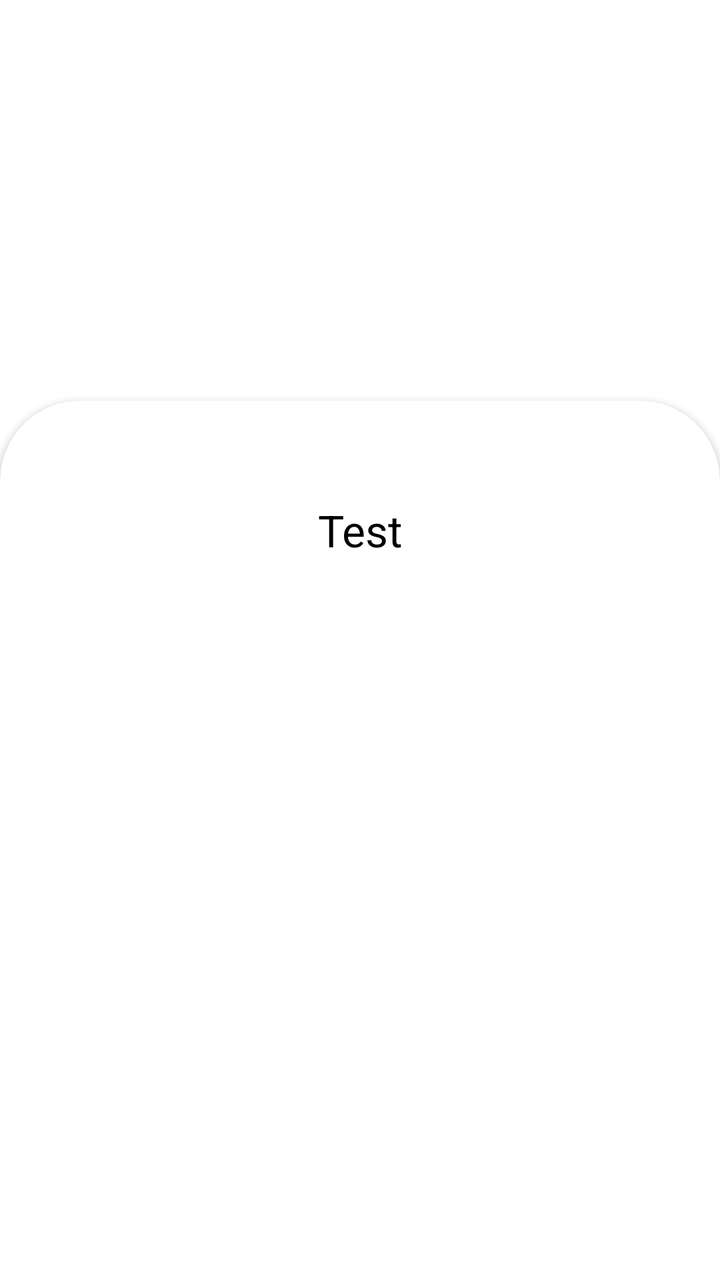
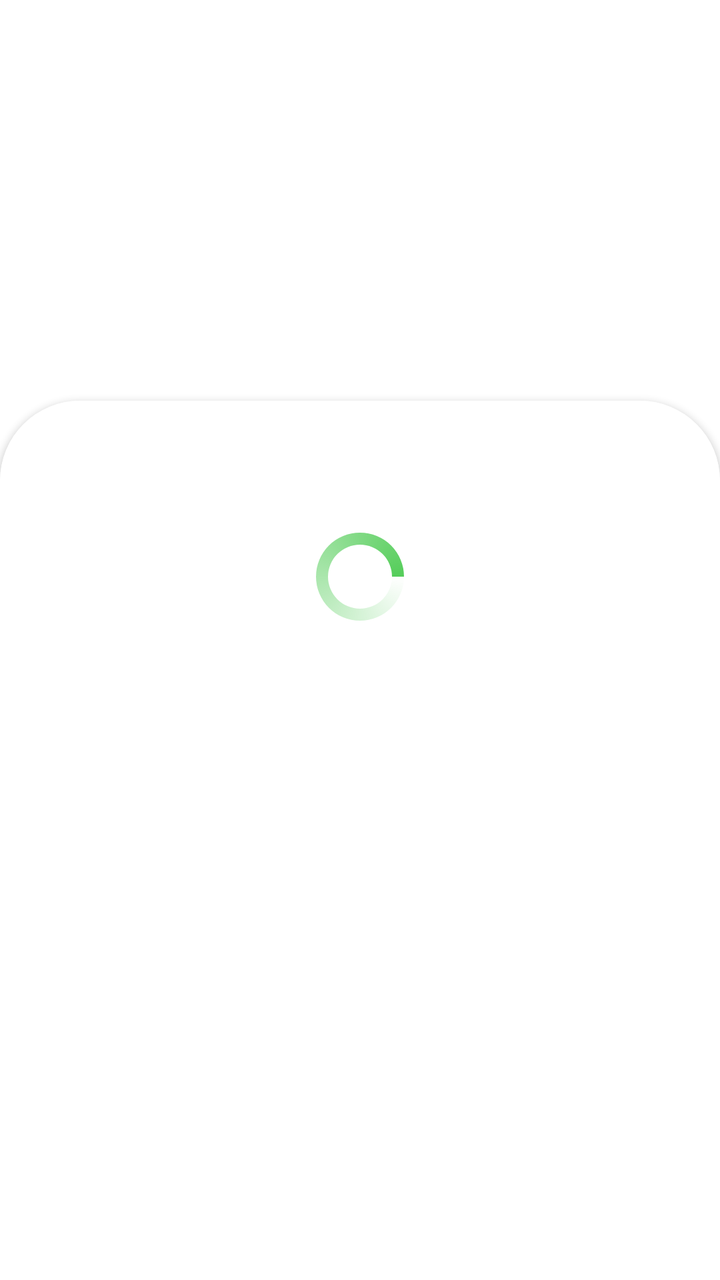

An Android layout rendered at two revisions. The XML below is the earlier revision; the diff shows what the commit changed to produce the second picture.
<!-- AndroidManifest.xml: application theme Theme.Floro -->
<!-- res/layout/activity_identification.xml -->
<?xml version="1.0" encoding="utf-8"?>
<androidx.constraintlayout.widget.ConstraintLayout xmlns:android="http://schemas.android.com/apk/res/android"
    xmlns:app="http://schemas.android.com/apk/res-auto"
    xmlns:tools="http://schemas.android.com/tools"
    android:layout_width="match_parent"
    android:layout_height="match_parent"
    tools:context=".IdentificationActivity">

    <LinearLayout
        android:layout_width="match_parent"
        android:layout_height="match_parent"
        android:orientation="vertical"
        android:clipChildren="false"
        android:weightSum="8"
        >

        <ImageView
            android:id="@+id/imageView"
            android:layout_width="match_parent"
            android:layout_height="0dp"
            android:layout_weight="3"
            android:layout_marginBottom="-40dp"
            android:scaleType="centerCrop" />

        <androidx.cardview.widget.CardView
            android:layout_width="match_parent"
            android:layout_height="0dp"
            android:layout_weight="6"
            app:cardCornerRadius="40dp">

            <ScrollView
                android:layout_width="match_parent"
                android:layout_height="match_parent">
                <LinearLayout
                    android:paddingVertical="50dp"
                    android:paddingHorizontal="20dp"
                    android:layout_width="match_parent"
                    android:layout_height="wrap_content"
                    android:gravity="center_horizontal"
                    android:orientation="vertical">
                    <TextView
                        android:id="@+id/plantname_title"
                        android:layout_width="match_parent"
                        android:layout_height="match_parent"
                        android:textAlignment="center"
                        android:text="Test"
                        android:textSize="22sp"
                        android:textColor="@color/black"
                        />


                </LinearLayout>

            </ScrollView>


        </androidx.cardview.widget.CardView>

    </LinearLayout>

</androidx.constraintlayout.widget.ConstraintLayout>
<!-- resources referenced by this layout -->
<resources>
  <color name="black">#FF000000</color>
  <style name="Theme.Floro" parent="Theme.MaterialComponents.DayNight.NoActionBar">
          
          <item name="colorPrimary">@color/floro_bright_green</item>
          <item name="colorPrimaryVariant">@color/floro_dark_green</item>
          <item name="colorOnPrimary">@color/white</item>
          
          <item name="colorSecondary">@color/teal_200</item>
          <item name="colorSecondaryVariant">@color/teal_700</item>
          <item name="colorOnSecondary">@color/black</item>
          
          <item name="android:statusBarColor" tools:targetApi="l">@android:color/black</item>
          
      </style>
  <color name="floro_bright_green">#55cd5a</color>
  <color name="floro_dark_green">#41a345</color>
  <color name="white">#FFFFFFFF</color>
  <color name="teal_200">#FF03DAC5</color>
  <color name="teal_700">#FF018786</color>
</resources>

<!-- the commit's change to res/layout/activity_identification.xml (unified diff, before → after) -->
@@ -31,27 +31,62 @@
             <ScrollView
                 android:layout_width="match_parent"
                 android:layout_height="match_parent">
+
                 <LinearLayout
-                    android:paddingVertical="50dp"
-                    android:paddingHorizontal="20dp"
                     android:layout_width="match_parent"
                     android:layout_height="wrap_content"
                     android:gravity="center_horizontal"
-                    android:orientation="vertical">
+                    android:orientation="vertical"
+                    android:paddingHorizontal="20dp"
+                    android:paddingVertical="50dp">
+
                     <TextView
                         android:id="@+id/plantname_title"
                         android:layout_width="match_parent"
                         android:layout_height="match_parent"
+                        android:text="Test"
                         android:textAlignment="center"
-                        android:text="Test"
-                        android:textSize="22sp"
                         android:textColor="@color/black"
-                        />
+                        android:textSize="22sp" />
+
+                    <TextView
+                        android:id="@+id/rarityTextView"
+                        android:layout_width="match_parent"
+                        android:layout_height="wrap_content"
+                        android:text="common"
+                        android:textAlignment="center" />
+
+                    <TextView
+                        android:id="@+id/probabilityTextView"
+                        android:layout_width="match_parent"
+                        android:layout_height="wrap_content"
+                        android:text="probability"
+                        android:textAlignment="center" />
 
 
                 </LinearLayout>
 
             </ScrollView>
+
+            <androidx.constraintlayout.widget.ConstraintLayout
+                android:id="@+id/progress_overlay"
+                android:layout_width="match_parent"
+                android:layout_height="match_parent"
+                android:background="@color/white">
+
+                <ProgressBar
+                    android:id="@+id/progressBar"
+                    style="?android:attr/progressBarStyle"
+                    android:layout_width="wrap_content"
+                    android:layout_height="wrap_content"
+                    android:layout_marginTop="64dp"
+                    android:indeterminate="true"
+                    android:indeterminateDrawable="@drawable/progress_bg"
+                    android:progressDrawable="@drawable/progress_bg"
+                    app:layout_constraintEnd_toEndOf="parent"
+                    app:layout_constraintStart_toStartOf="parent"
+                    app:layout_constraintTop_toTopOf="parent" />
+            </androidx.constraintlayout.widget.ConstraintLayout>
 
 
         </androidx.cardview.widget.CardView>
<!-- resource entries referenced after the edit -->
@@ -17,6 +17,37 @@
   <color name="floro_bright_green">#55cd5a</color>
   <color name="floro_dark_green">#41a345</color>
   <color name="white">#FFFFFFFF</color>
+  <!-- drawable progress_bg (drawable) -->
+  <?xml version="1.0" encoding="utf-8"?>
+  <rotate
+      xmlns:android="http://schemas.android.com/apk/res/android"
+      android:fromDegrees="0"
+      android:pivotX="50%"
+      android:pivotY="50%"
+      android:toDegrees="1080">
+  
+      
+      <shape
+          android:innerRadiusRatio="3"
+          android:shape="ring"
+          android:thicknessRatio="8"
+          android:useLevel="false">
+  
+          
+          <size
+              android:width="76dip"
+              android:height="76dip" />
+  
+          
+          <gradient
+              android:angle="0"
+              android:endColor="@color/floro_bright_green"
+              android:startColor="#00ffffff"
+              android:type="sweep"
+              android:useLevel="false" />
+      </shape>
+  
+  </rotate>
   <color name="teal_200">#FF03DAC5</color>
   <color name="teal_700">#FF018786</color>
 </resources>
